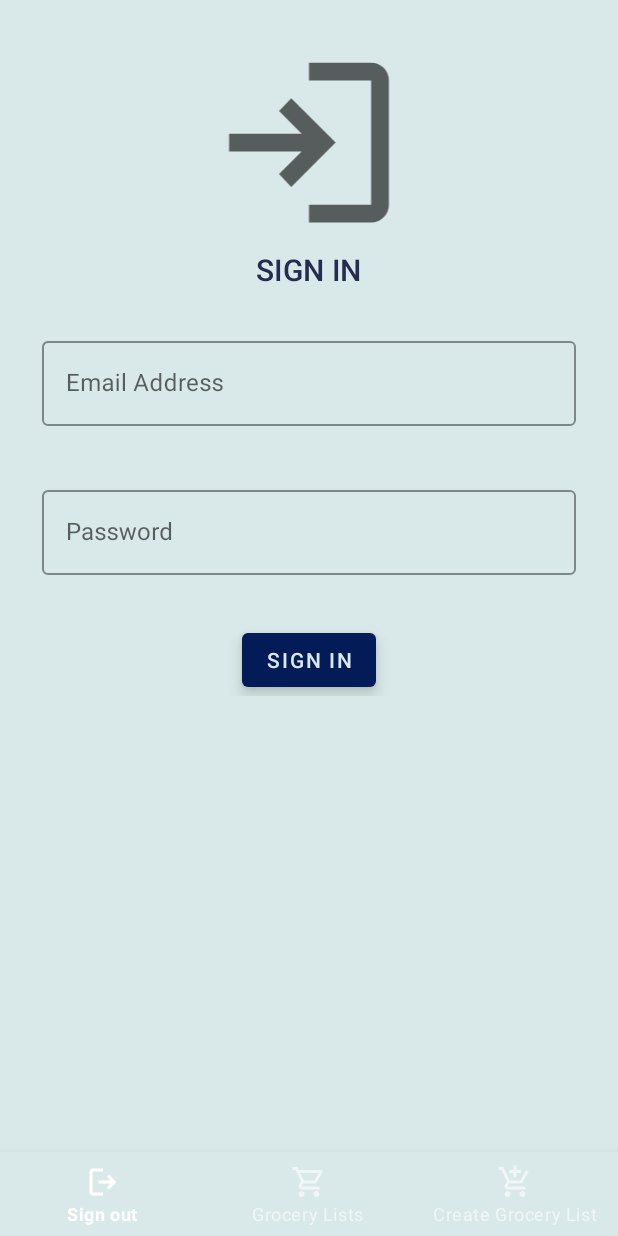
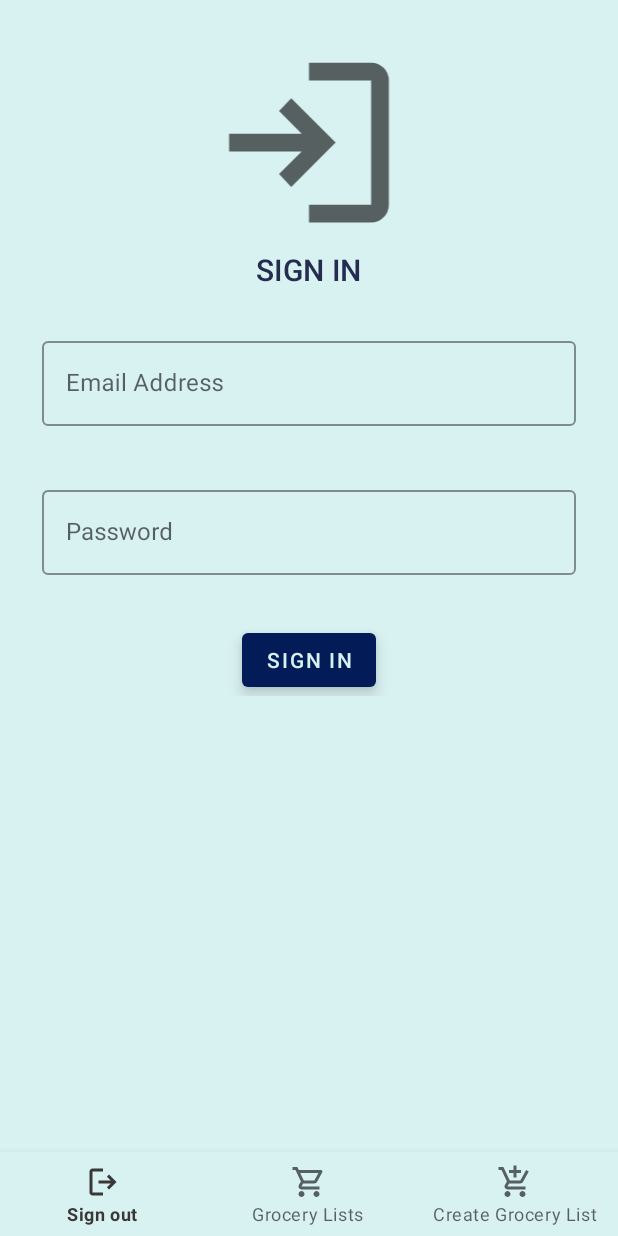
Before and after one commit to thiersnicolas/grocery_list_app, an Android app: the LoginFragment screen opened through its navigation route, on a phone screen of 412 x 824 dp. Run offline under Robolectric (Android 15) with nearby library versions, the phone set to English and light mode, and no system bars; our stand-ins replace Dagger/Hilt's generated code, Timber, data binding; libraries missing offline, so code that uses them is left out: com.example.jokeapp; 4 statements that could not run were skipped.

Commit message:
cache refactor + styling

```diff
--- a/app/src/main/java/com/example/grocerylist/database/GroceryListDao.kt
+++ b/app/src/main/java/com/example/grocerylist/database/GroceryListDao.kt
@@ -13,8 +13,8 @@ interface GroceryListDao {
     fun getGroceryLists(search: String): LiveData<List<GroceryListDB>>
 
     @Insert(onConflict = OnConflictStrategy.REPLACE)
-    suspend fun insertGroceryLists(groceryLists: List<GroceryListDB>)
+    fun insertGroceryLists(groceryLists: List<GroceryListDB>)
 
     @Query("DELETE FROM grocery_lists")
-    suspend fun deleteAllGroceryLists()
+    fun deleteAllGroceryLists()
 }
--- a/app/src/main/java/com/example/grocerylist/database/GroceryListDetailDao.kt
+++ b/app/src/main/java/com/example/grocerylist/database/GroceryListDetailDao.kt
@@ -11,7 +11,7 @@ interface GroceryListDetailDao {
     fun getGroceryListDetail(groceryListId: UUID): LiveData<GroceryListDetailDB>
 
     @Insert(onConflict = OnConflictStrategy.REPLACE)
-    suspend fun insertGroceryListDetail(groceryListDetail: GroceryListDetailDB)
+    fun insertGroceryListDetail(groceryListDetail: GroceryListDetailDB)
 
     @Query("DELETE FROM grocery_list_details")
     suspend fun deleteAllGroceryListDetails()
--- /dev/null
+++ b/app/src/main/res/drawable/ic_cart_add_icon_blue.xml
@@ -0,0 +1,14 @@
+<?xml version="1.0"?>
+
+<vector xmlns:android="http://schemas.android.com/apk/res/android"
+    android:width="24dp"
+    android:height="24dp"
+    android:tint="?attr/colorControlNormal"
+    android:viewportWidth="960"
+    android:viewportHeight="960">
+
+    <path
+        android:fillColor="@color/colorSecondary"
+        android:pathData="M440,360L440,240L320,240L320,160L440,160L440,40L520,40L520,160L640,160L640,240L520,240L520,360L440,360ZM280,880Q247,880 223.5,856.5Q200,833 200,800Q200,767 223.5,743.5Q247,720 280,720Q313,720 336.5,743.5Q360,767 360,800Q360,833 336.5,856.5Q313,880 280,880ZM680,880Q647,880 623.5,856.5Q600,833 600,800Q600,767 623.5,743.5Q647,720 680,720Q713,720 736.5,743.5Q760,767 760,800Q760,833 736.5,856.5Q713,880 680,880ZM280,680Q235,680 211,640.5Q187,601 210,562L264,464L120,160L40,160L40,80L171,80L341,440L622,440L777,160L847,198L692,478Q681,498 663,509Q645,520 622,520L324,520L280,600Q280,600 280,600Q280,600 280,600L760,600L760,680L280,680Z" />
+
+</vector>
--- /dev/null
+++ b/app/src/main/res/drawable/ic_cart_icon_blue.xml
@@ -0,0 +1,14 @@
+<?xml version="1.0"?>
+
+<vector xmlns:android="http://schemas.android.com/apk/res/android"
+    android:width="24dp"
+    android:height="24dp"
+    android:tint="?attr/colorControlNormal"
+    android:viewportWidth="960"
+    android:viewportHeight="960">
+
+    <path
+        android:fillColor="@color/colorSecondary"
+        android:pathData="M280,880Q247,880 223.5,856.5Q200,833 200,800Q200,767 223.5,743.5Q247,720 280,720Q313,720 336.5,743.5Q360,767 360,800Q360,833 336.5,856.5Q313,880 280,880ZM680,880Q647,880 623.5,856.5Q600,833 600,800Q600,767 623.5,743.5Q647,720 680,720Q713,720 736.5,743.5Q760,767 760,800Q760,833 736.5,856.5Q713,880 680,880ZM246,240L342,440L622,440Q622,440 622,440Q622,440 622,440L732,240Q732,240 732,240Q732,240 732,240L246,240ZM208,160L798,160Q821,160 833,180.5Q845,201 834,222L692,478Q681,498 662.5,509Q644,520 622,520L324,520L280,600Q280,600 280,600Q280,600 280,600L760,600L760,680L280,680Q235,680 212,640.5Q189,601 210,562L264,464L120,160L40,160L40,80L170,80L208,160ZM342,440L342,440L622,440Q622,440 622,440Q622,440 622,440L622,440L342,440Z" />
+
+</vector>
--- /dev/null
+++ b/app/src/main/res/drawable/ic_logout_icon_blue.xml
@@ -0,0 +1,15 @@
+<?xml version="1.0"?>
+
+<vector xmlns:android="http://schemas.android.com/apk/res/android"
+    android:width="24dp"
+    android:height="24dp"
+    android:autoMirrored="true"
+    android:tint="?attr/colorControlNormal"
+    android:viewportWidth="960"
+    android:viewportHeight="960">
+
+    <path
+        android:fillColor="@color/colorSecondary"
+        android:pathData="M200,840Q167,840 143.5,816.5Q120,793 120,760L120,200Q120,167 143.5,143.5Q167,120 200,120L480,120L480,200L200,200Q200,200 200,200Q200,200 200,200L200,760Q200,760 200,760Q200,760 200,760L480,760L480,840L200,840ZM640,680L585,622L687,520L360,520L360,440L687,440L585,338L640,280L840,480L640,680Z" />
+
+</vector>
--- a/app/src/main/res/layout/activity_main.xml
+++ b/app/src/main/res/layout/activity_main.xml
@@ -22,7 +22,6 @@
 
     <com.google.android.material.bottomnavigation.BottomNavigationView
         android:id="@+id/bottom_navigation"
-        style="@style/Widget.MaterialComponents.BottomNavigationView.Colored"
         android:layout_width="match_parent"
         android:layout_height="wrap_content"
         android:layout_alignParentBottom="true"
--- a/app/src/main/res/layout/fragment_login.xml
+++ b/app/src/main/res/layout/fragment_login.xml
@@ -14,8 +14,7 @@
     <ScrollView
         android:id="@+id/login_scroll_view"
         android:layout_width="match_parent"
-        android:layout_height="match_parent"
-        tools:context=".screens.LoginFragment">
+        android:layout_height="match_parent">
 
         <LinearLayout
             android:layout_width="match_parent"
--- a/app/src/main/res/layout/fragment_register.xml
+++ b/app/src/main/res/layout/fragment_register.xml
@@ -14,8 +14,7 @@
     <ScrollView
         android:id="@+id/register_scroll_view"
         android:layout_width="match_parent"
-        android:layout_height="match_parent"
-        tools:context=".screens.grocerylists.GroceryListsFragment">
+        android:layout_height="match_parent">
 
         <LinearLayout
             android:layout_width="match_parent"
--- a/app/src/main/res/menu/bottom_navigation_menu.xml
+++ b/app/src/main/res/menu/bottom_navigation_menu.xml
@@ -3,16 +3,16 @@
     <item
         android:id="@+id/logout"
         android:enabled="true"
-        android:icon="@drawable/ic_logout_icon"
-        android:title="@string/logout_text"/>
+        android:icon="@drawable/ic_logout_icon_blue"
+        android:title="@string/logout_text" />
     <item
         android:id="@+id/groceryListsFragment"
         android:enabled="true"
-        android:icon="@drawable/ic_cart_icon"
+        android:icon="@drawable/ic_cart_icon_blue"
         android:title="@string/grocery_lists"/>
     <item
         android:id="@+id/createGroceryListFragment"
         android:enabled="true"
-        android:icon="@drawable/ic_cart_add_icon"
+        android:icon="@drawable/ic_cart_add_icon_blue"
         android:title="@string/create_grocery_list_text"/>
 </menu>
--- a/app/src/main/res/values/colors.xml
+++ b/app/src/main/res/values/colors.xml
@@ -1,6 +1,6 @@
 <?xml version="1.0" encoding="utf-8"?>
 <resources>
-    <color name="backgroundColor">#D9E8E8</color>
+    <color name="backgroundColor">#D8F1F1</color>
     <color name="colorPrimary">#3A3737</color>
     <color name="colorPrimaryDark">#859494</color>
     <color name="colorPrimaryDark2">#238E46</color>
```
Also changed, not shown: app/src/main/java/com/example/grocerylist/repository/GroceryListRepository.kt (+11 -180 lines), app/src/main/java/com/example/grocerylist/screens/MainActivity.kt (+7 -3 lines).
